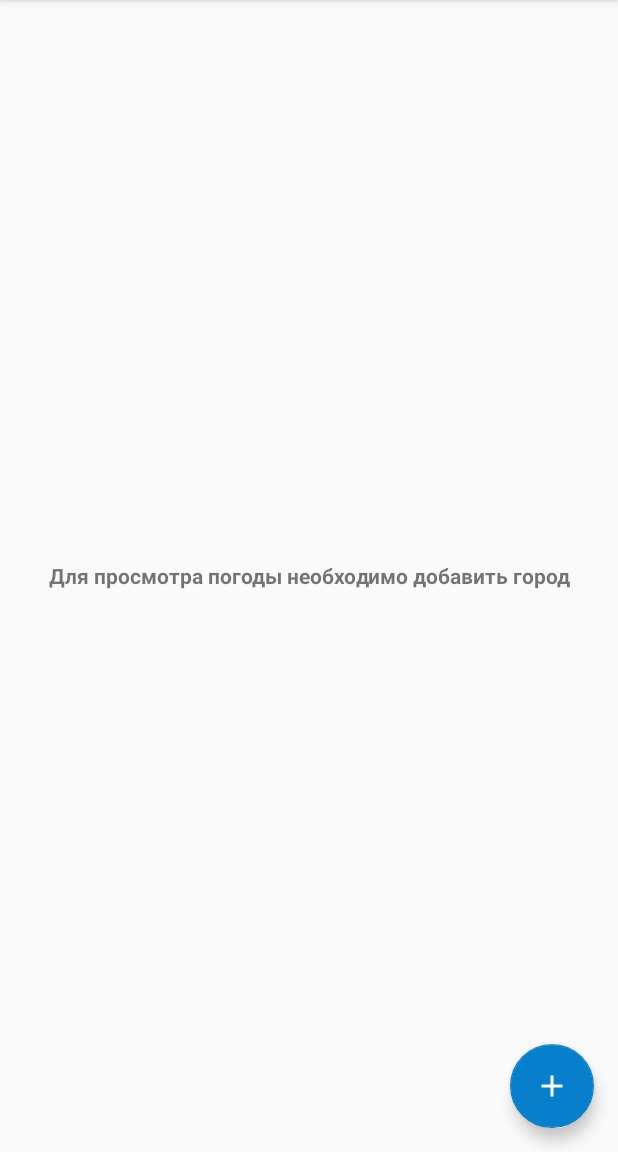
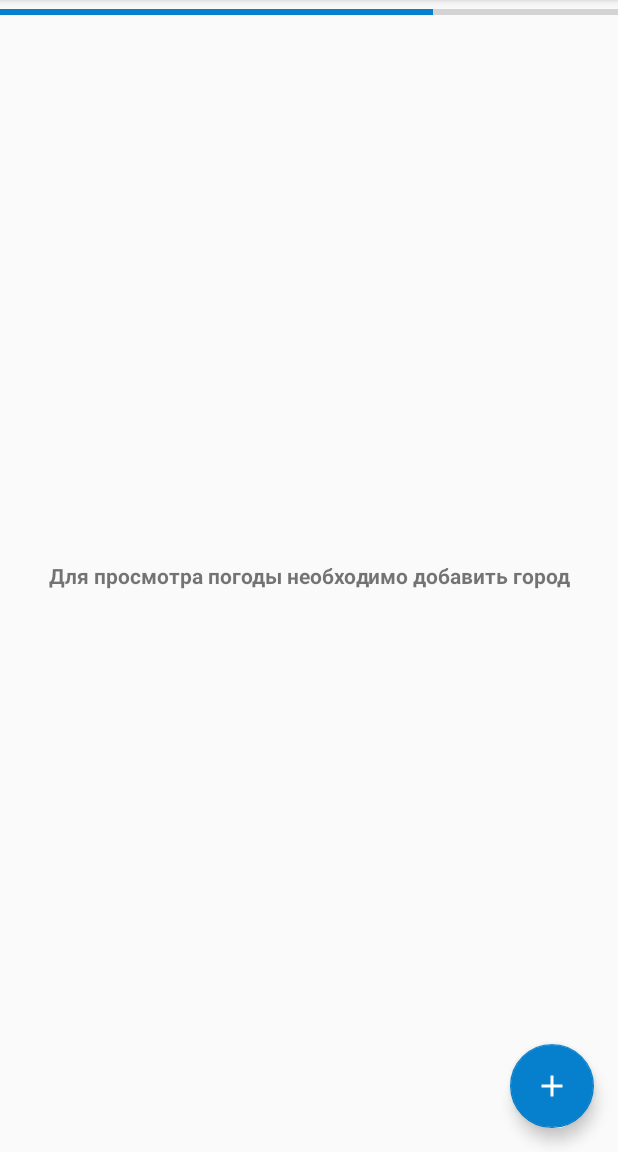
Before and after one commit to ArtToDevelop/WeatherClient, an Android app: the screen it shows after launch (MainActivity), on a phone screen of 412 x 824 dp, the part 84-1236 px from its top. Run offline under Robolectric (Android 15) with nearby library versions, the light colour scheme and no system bars.

Commit message:
MainActivity. Добавил горизонтальный ProgressBar

```diff
--- a/app/src/main/java/sigalov/arttodevelop/weatherclient/activities/MainActivity.java
+++ b/app/src/main/java/sigalov/arttodevelop/weatherclient/activities/MainActivity.java
@@ -9,6 +9,7 @@ import android.support.v7.widget.LinearLayoutManager;
 import android.support.v7.widget.RecyclerView;
 import android.util.Log;
 import android.view.View;
+import android.widget.ProgressBar;
 import android.widget.TextView;
 
 import java.util.ArrayList;
@@ -23,6 +24,7 @@ public class MainActivity extends AppCompatActivity {
     DataManager dataManager;
 
     private TextView infoTextView;
+    private ProgressBar progressBar;
 
     private RecyclerView recyclerView;
     private WeatherRecyclerAdapter adapter;
@@ -43,6 +45,8 @@ public class MainActivity extends AppCompatActivity {
         adapter = new WeatherRecyclerAdapter();
 
         infoTextView = (TextView) findViewById(R.id.main_info_text_view);
+
+        progressBar = (ProgressBar) findViewById(R.id.main_progress_bar);
 
         recyclerView = (RecyclerView) findViewById(R.id.main_city_recycler_view);
         recyclerView.setLayoutManager(layoutManager);
--- a/app/src/main/res/layout/activity_main.xml
+++ b/app/src/main/res/layout/activity_main.xml
@@ -10,6 +10,14 @@
     <FrameLayout
         android:layout_width="match_parent"
         android:layout_height="match_parent">
+
+        <ProgressBar
+            android:id="@+id/main_progress_bar"
+            android:layout_width="match_parent"
+            android:layout_height="wrap_content"
+            android:progress="70"
+            android:max="100"
+            style="?android:attr/progressBarStyleHorizontal"/>
 
         <TextView
             android:id="@+id/main_info_text_view"
@@ -27,6 +35,7 @@
             android:layout_width="match_parent"
             android:layout_height="match_parent"
             android:scrollbars="vertical"
+            android:paddingTop="10dp"
             android:visibility="invisible"/>
 
         <android.support.design.widget.FloatingActionButton
```
